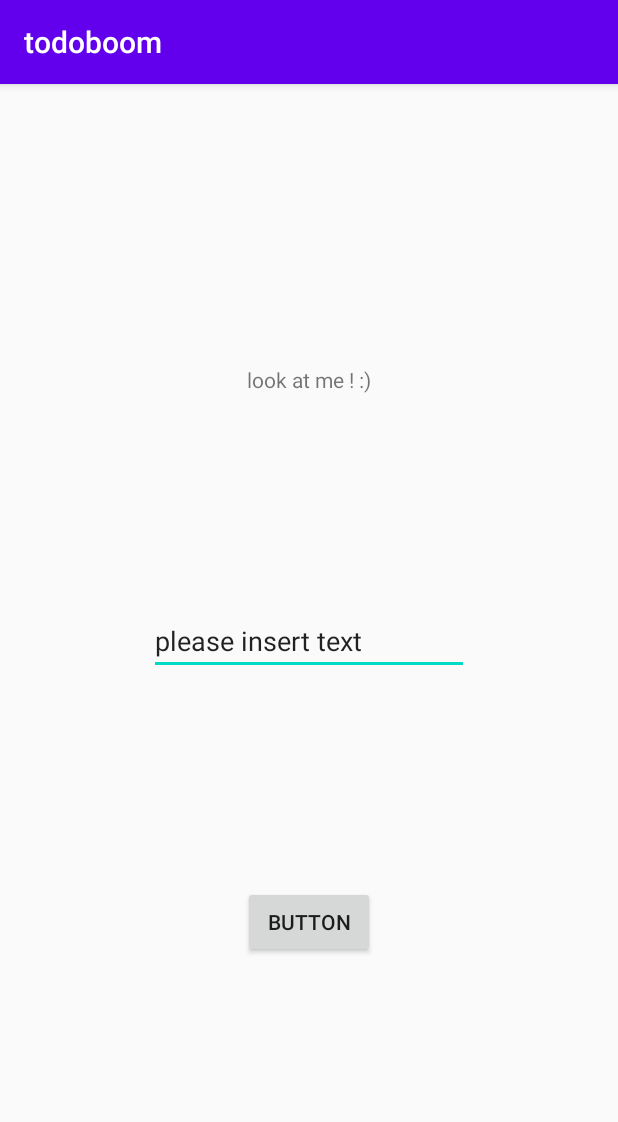
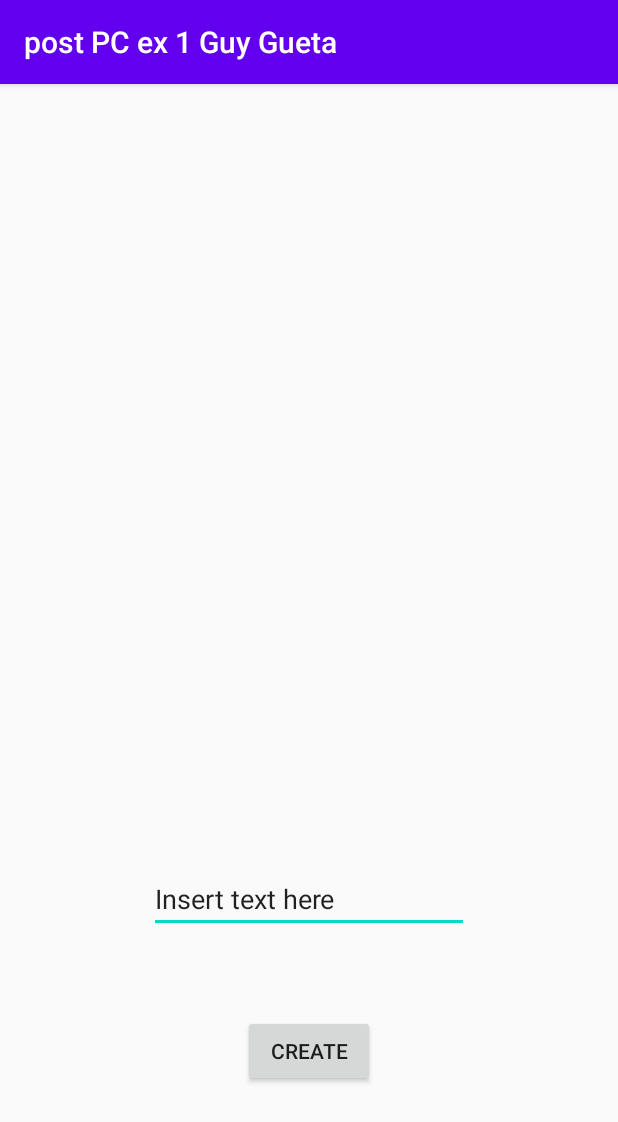
Before and after one commit to GuyGueta/todoboom, an Android app: the screen it shows after launch (MainActivity), on a phone screen of 412 x 824 dp. Shown: the top 1122 px of the screen. Run offline under Robolectric (Android 15) with nearby library versions, the phone set to English and light mode, and no system bars.

Commit message:
ex1 final

```diff
--- a/app/src/main/java/com/guy_gueta/todoboom/MainActivity.kt
+++ b/app/src/main/java/com/guy_gueta/todoboom/MainActivity.kt
@@ -1,5 +1,6 @@
 package com.guy_gueta.todoboom
 
+import android.annotation.SuppressLint
 import androidx.appcompat.app.AppCompatActivity
 import android.os.Bundle
 import android.view.View
@@ -11,6 +12,7 @@ class MainActivity : AppCompatActivity() {
 
 
 
+    @SuppressLint("SetTextI18n")
     override fun onCreate(savedInstanceState: Bundle?) {
         super.onCreate(savedInstanceState)
         setContentView(R.layout.activity_main)
@@ -20,6 +22,7 @@ class MainActivity : AppCompatActivity() {
 
         myButton.setOnClickListener {
             val input = myEditText.text
+            myEditText.setText("please insert text")
             myTextView.text = input
         }
 
--- a/app/src/main/res/layout/activity_main.xml
+++ b/app/src/main/res/layout/activity_main.xml
@@ -4,7 +4,6 @@
     xmlns:tools="http://schemas.android.com/tools"
     android:layout_width="match_parent"
     android:layout_height="match_parent"
-    android:orientation="vertical"
     tools:context=".MainActivity">
 
 
@@ -14,10 +13,10 @@
         android:layout_height="wrap_content"
         android:text="@string/button"
         app:layout_constraintBottom_toBottomOf="parent"
-        app:layout_constraintLeft_toLeftOf="parent"
-        app:layout_constraintRight_toRightOf="parent"
+        app:layout_constraintHorizontal_bias="0.5"
+        app:layout_constraintLeft_toLeftOf="@id/editText1"
+        app:layout_constraintRight_toRightOf="@id/editText1"
         app:layout_constraintTop_toTopOf="@id/editText1"
-        app:layout_constraintHorizontal_bias="0.5"
         app:layout_constraintVertical_bias="0.5"
         />
 
@@ -25,16 +24,18 @@
         android:id="@+id/editText1"
         android:layout_width="wrap_content"
         android:layout_height="wrap_content"
+        android:layout_marginBottom="25dp"
         android:ems="10"
         android:inputType="textPersonName"
         android:text="@string/please_insert_text"
+
         app:layout_constraintBottom_toBottomOf="parent"
         app:layout_constraintLeft_toLeftOf="parent"
         app:layout_constraintRight_toRightOf="parent"
         app:layout_constraintTop_toTopOf="parent"
-        app:layout_constraintHorizontal_bias="0.5"
-        app:layout_constraintVertical_bias="0.5"
-        android:layout_marginBottom="25dp"/>
+        app:layout_constraintVertical_bias="0.747"
+        />
+
 
     <TextView
         android:id="@+id/textView1"
@@ -42,12 +43,11 @@
         android:layout_height="wrap_content"
         android:text="@string/first_text_view_string"
         app:layout_constraintBottom_toBottomOf="@id/editText1"
-        app:layout_constraintLeft_toLeftOf="parent"
-        app:layout_constraintRight_toRightOf="parent"
-        app:layout_constraintTop_toTopOf="parent"
         app:layout_constraintHorizontal_bias="0.5"
-        app:layout_constraintVertical_bias="0.5"/>
-
+        app:layout_constraintVertical_bias="0.2"
+        app:layout_constraintLeft_toLeftOf="@id/editText1"
+        app:layout_constraintRight_toRightOf="@id/editText1"
+        app:layout_constraintTop_toTopOf="parent" />
 
 
 </androidx.constraintlayout.widget.ConstraintLayout>
--- a/app/src/main/res/values/strings.xml
+++ b/app/src/main/res/values/strings.xml
@@ -1,6 +1,6 @@
 <resources>
-    <string name="app_name">todoboom</string>
-    <string name="button">Button</string>
-    <string name="please_insert_text">please insert text</string>
-    <string name="first_text_view_string">look at me ! :)</string>
+    <string name="app_name">post PC ex 1 Guy Gueta</string>
+    <string name="button">CREATE</string>
+    <string name="please_insert_text">Insert text here</string>
+    <string name="first_text_view_string" />
 </resources>
```
Also changed, not shown: 2 other files.
